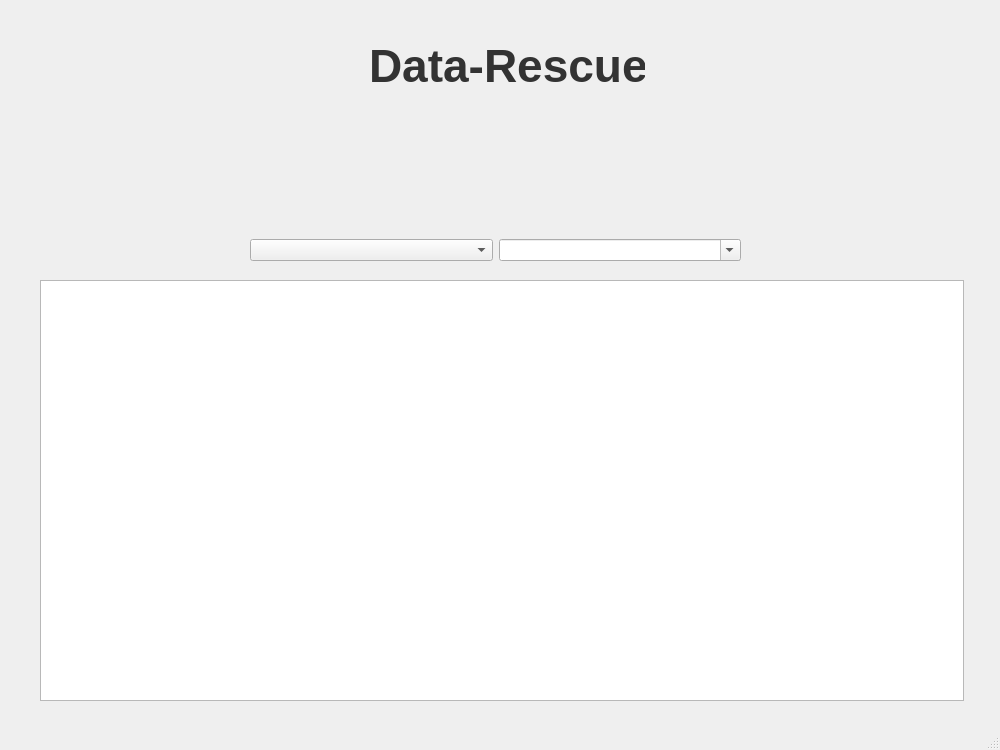
First picture: the form in mainwindow.ui, repository SPiskurskyi/Data-Rescue, before the edit.
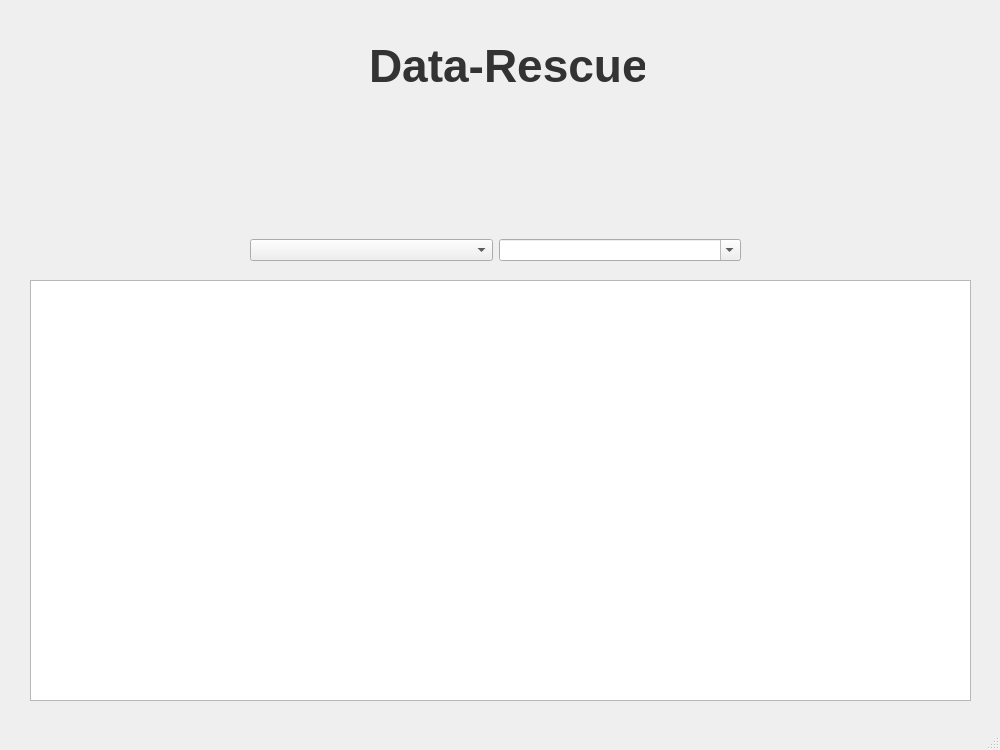
Second picture: the form after the edit. Icons and pictures are not drawn.

What changed in the file:
```diff
--- a/mainwindow.ui
+++ b/mainwindow.ui
@@ -302,9 +302,9 @@
    <widget class="QTableWidget" name="tableWidget">
     <property name="geometry">
      <rect>
-      <x>40</x>
+      <x>30</x>
       <y>280</y>
-      <width>924</width>
+      <width>941</width>
       <height>421</height>
      </rect>
     </property>
```
